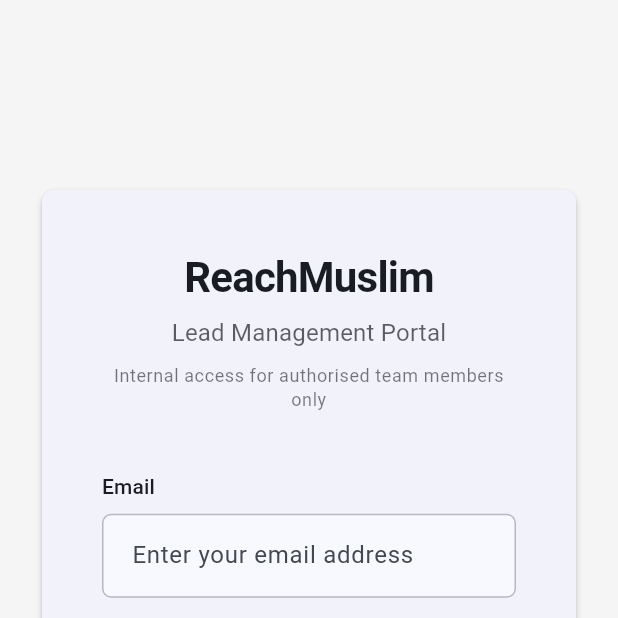
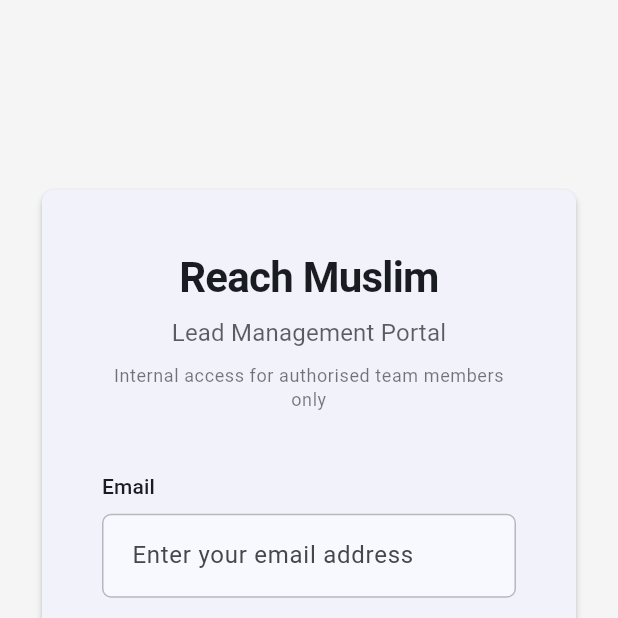
Before and after one commit to wedecor/ReachMuslims, a Flutter app: the screen it shows after launch, on a phone screen of 412 x 824 dp, the top half of it. Run offline on Flutter 3.47's test engine with Material 3 defaults, Android fonts, the phone set to English and light mode, and no system bars; our stand-ins replace cloud_firestore, firebase_auth, firebase_core, flutter_riverpod, share_plus; accounts and stored records are empty.

Commit message:
Fix app name spacing across entire application
- Update login screen header from 'ReachMuslim' to 'Reach Muslim'
- Update main app title from 'Lead Management' to 'Reach Muslim'
- Update About screen app name from 'Lead Management' to 'Reach Muslim'
- Update About screen footer from 'Lead Management App' to 'Reach Muslim'
- Update pending access notification from 'ReachMuslim' to 'Reach Muslim'

All user-visible app names now consistently show 'Reach Muslim' with proper spacing across:
- Login screen
- Main app title
- About screen
- Notifications
- All platform metadata (Android, iOS, Web)

No generic Flutter references remain in user-facing text.

```diff
--- a/lib/main.dart
+++ b/lib/main.dart
@@ -22,7 +22,7 @@ class MyApp extends StatelessWidget {
   @override
   Widget build(BuildContext context) {
     return MaterialApp(
-      title: 'Lead Management',
+      title: 'Reach Muslim',
       debugShowCheckedModeBanner: false,
       theme: ThemeData(
         colorScheme: ColorScheme.fromSeed(
--- a/lib/presentation/screens/about_screen.dart
+++ b/lib/presentation/screens/about_screen.dart
@@ -22,7 +22,7 @@ class AboutScreen extends ConsumerWidget {
             const SizedBox(height: 24),
             // App Name
             Text(
-              'Lead Management',
+              'Reach Muslim',
               style: Theme.of(context).textTheme.headlineMedium?.copyWith(
                     fontWeight: FontWeight.bold,
                   ),
@@ -57,7 +57,7 @@ class AboutScreen extends ConsumerWidget {
             // Footer
             Center(
               child: Text(
-                '© 2024 Lead Management App',
+                '© 2024 Reach Muslim',
                 style: Theme.of(context).textTheme.bodySmall?.copyWith(
                       color: Colors.grey[600],
                     ),
--- a/lib/presentation/screens/login_screen.dart
+++ b/lib/presentation/screens/login_screen.dart
@@ -81,7 +81,7 @@ class _LoginScreenState extends ConsumerState<LoginScreen> {
                       children: [
                         // Header Section
                         Text(
-                          'ReachMuslim',
+                          'Reach Muslim',
                           style: theme.textTheme.headlineMedium?.copyWith(
                             fontWeight: FontWeight.w600,
                             color: colorScheme.onSurface,
--- a/lib/presentation/screens/pending_access_requests_screen.dart
+++ b/lib/presentation/screens/pending_access_requests_screen.dart
@@ -388,7 +388,7 @@ class _PendingAccessRequestsScreenState extends ConsumerState<PendingAccessReque
         await notificationRepository.createNotification(
           userId: user.uid,
           title: 'Access Approved',
-          body: 'Your ReachMuslim lead portal access has been approved.',
+          body: 'Your Reach Muslim lead portal access has been approved.',
         );
       } catch (e) {
         // Log but don't fail approval
```
